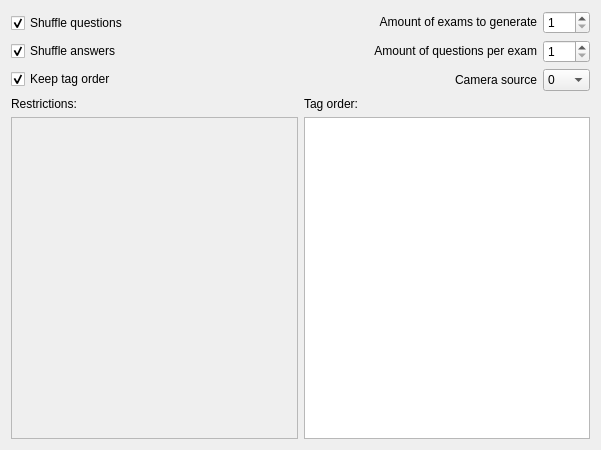
matcom/autoexam, file qtui/ui/page2_generate.ui: the form before one commit.
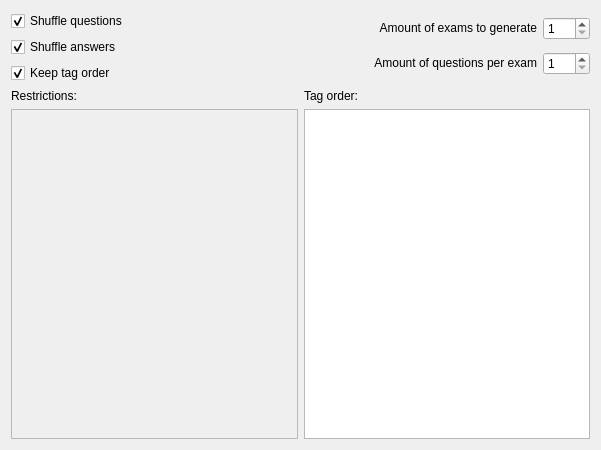
The form after the commit.

Commit message:
Place the camera index spin in the scan screen
It was placed in the generate page before. Very wrong.

Patch:
```diff
--- a/qtui/ui/page2_generate.ui
+++ b/qtui/ui/page2_generate.ui
@@ -147,41 +147,6 @@
          </property>
         </widget>
        </item>
-       <item row="2" column="0">
-        <widget class="QLabel" name="label_4">
-         <property name="sizePolicy">
-          <sizepolicy hsizetype="Preferred" vsizetype="Fixed">
-           <horstretch>0</horstretch>
-           <verstretch>0</verstretch>
-          </sizepolicy>
-         </property>
-         <property name="text">
-          <string>Camera source</string>
-         </property>
-         <property name="alignment">
-          <set>Qt::AlignRight|Qt::AlignTrailing|Qt::AlignVCenter</set>
-         </property>
-        </widget>
-       </item>
-       <item row="2" column="1">
-        <widget class="QComboBox" name="cameraSourceCombo">
-         <item>
-          <property name="text">
-           <string>0</string>
-          </property>
-         </item>
-         <item>
-          <property name="text">
-           <string>1</string>
-          </property>
-         </item>
-         <item>
-          <property name="text">
-           <string>2</string>
-          </property>
-         </item>
-        </widget>
-       </item>
       </layout>
      </item>
     </layout>
```
The commit also changes 3 other files.
